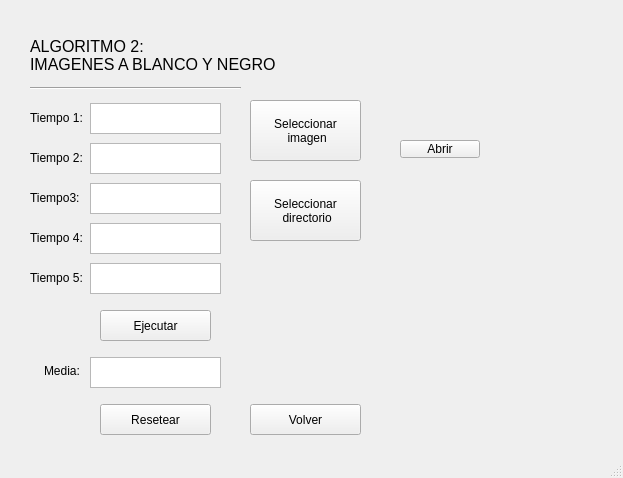
First picture: the form in practica3/ventanaimagenes.ui, repository ValentinUnileon/practica3Arco, before the edit.
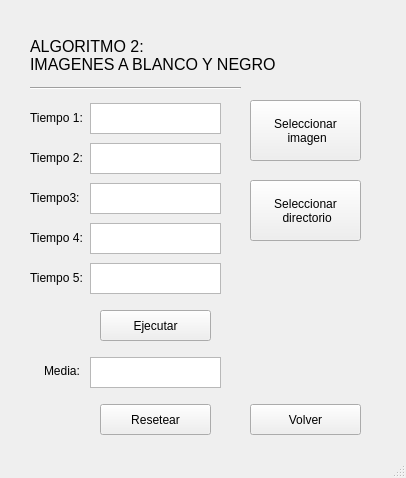
Second picture: the form after the edit.

The edit to the form file:
```diff
--- a/practica3/ventanaimagenes.ui
+++ b/practica3/ventanaimagenes.ui
@@ -6,7 +6,7 @@
    <rect>
     <x>0</x>
     <y>0</y>
-    <width>623</width>
+    <width>406</width>
     <height>478</height>
    </rect>
   </property>
@@ -237,19 +237,6 @@
      <enum>Qt::Horizontal</enum>
     </property>
    </widget>
-   <widget class="QPushButton" name="abrir">
-    <property name="geometry">
-     <rect>
-      <x>400</x>
-      <y>140</y>
-      <width>80</width>
-      <height>18</height>
-     </rect>
-    </property>
-    <property name="text">
-     <string>Abrir</string>
-    </property>
-   </widget>
    <widget class="QLabel" name="labelPic">
     <property name="geometry">
      <rect>
@@ -263,19 +250,6 @@
      <string/>
     </property>
    </widget>
-   <widget class="QLabel" name="labelImagen">
-    <property name="geometry">
-     <rect>
-      <x>370</x>
-      <y>20</y>
-      <width>161</width>
-      <height>151</height>
-     </rect>
-    </property>
-    <property name="text">
-     <string/>
-    </property>
-   </widget>
    <widget class="QPushButton" name="botonDirectorio_2">
     <property name="geometry">
      <rect>
```
Left out of the diff: 2 changed lines with no effect on the pictures.
